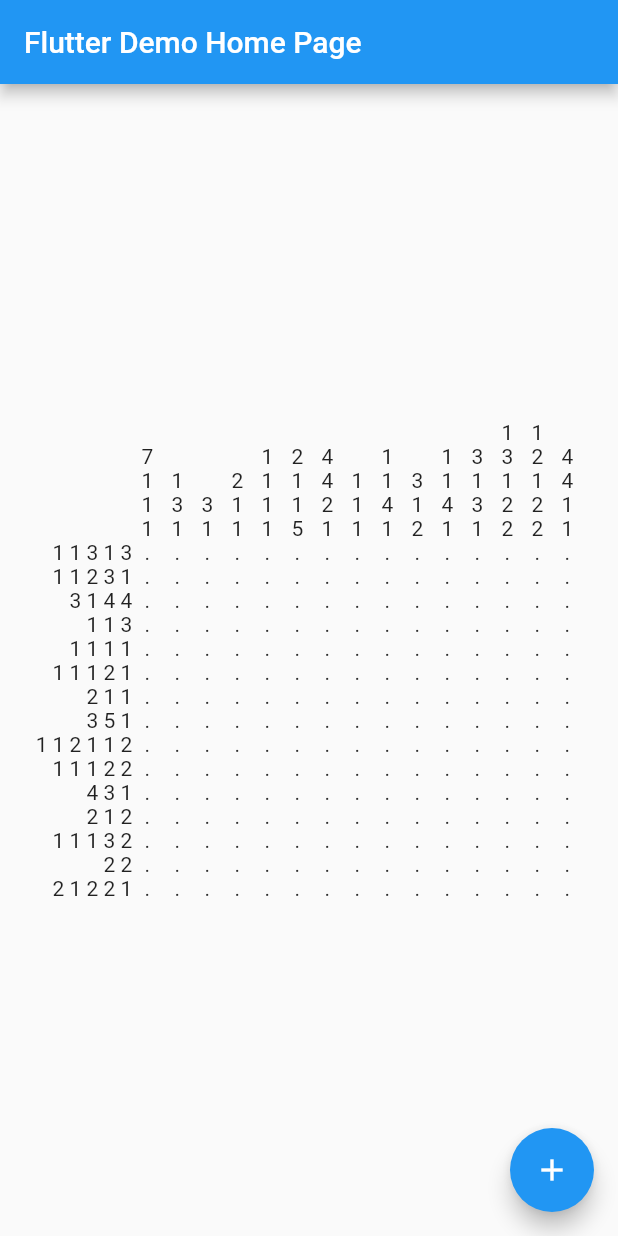
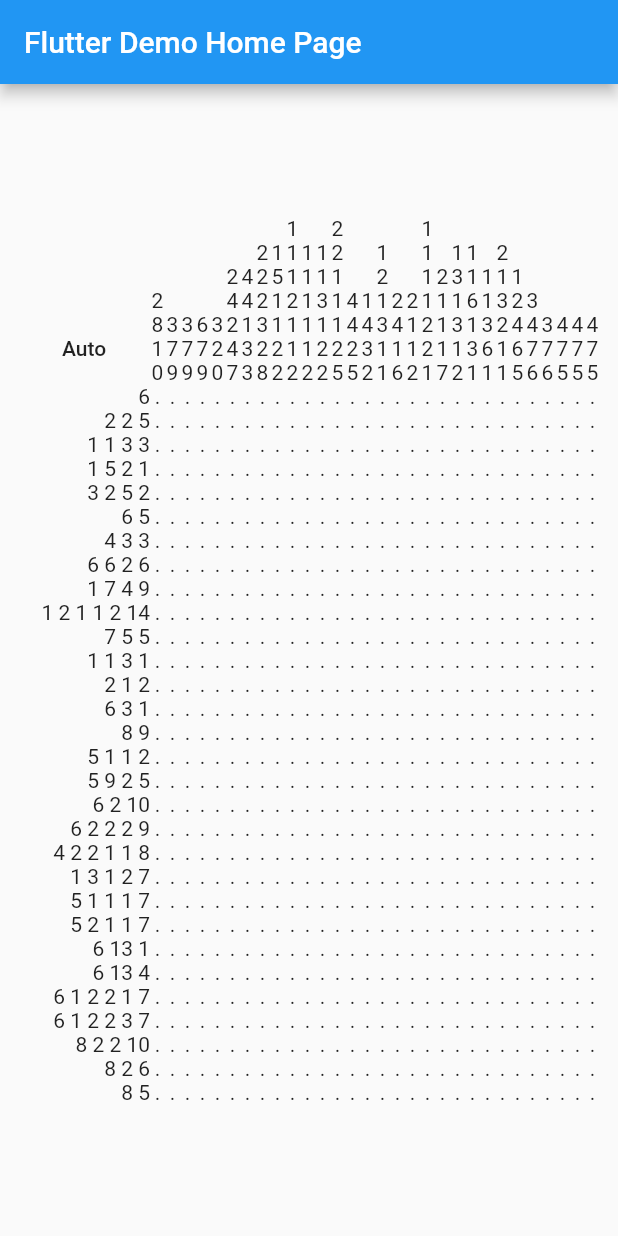
Before and after one commit to Joonsoo/sagaklogic, a Flutter app: the screen it shows after launch, on a phone screen of 412 x 824 dp. Run offline on Flutter 3.47's test engine with Material 2 defaults, Android fonts, the phone set to English and light mode, and no system bars.

```diff
--- a/lib/Board.dart
+++ b/lib/Board.dart
@@ -1,4 +1,6 @@
 import 'dart:math';
+
+import 'package:sagaklogic/SolveHelper.dart';
 
 enum CellState { Empty, Filled, Never }
 
@@ -21,6 +23,16 @@ class Board {
     for (int i = 1; i < rows; i++) {
       if (configuration[i].length != cols)
         throw new Exception("Non-square configuration");
+    }
+  }
+
+  Board.fromStrings(List<String> board) {
+    rows = board.length;
+    cols = board[0].length;
+    configuration = List<List<CellState>>(rows);
+    for (int i = 0; i < rows; i++) {
+      if (board[i].length != cols) throw Exception("Invalid board");
+      configuration[i] = ConcreteLine.fromString(board[i]).line;
     }
   }
 
@@ -124,6 +136,50 @@ class Board {
     }
     return rowStrings.join("\n");
   }
+
+  Line verticalView(int col) => VerticalView(board: this, col: col);
+
+  Line horizontalView(int row) => HorizontalView(board: this, row: row);
+
+  void updateVertical(int col, Line line) {
+    assert(line.length() == rows);
+    for (int i = 0; i < rows; i++) {
+      configuration[i][col] = line[i];
+    }
+  }
+
+  void updateHorizontal(int row, Line line) {
+    assert(line.length() == cols);
+    for (int i = 0; i < cols; i++) {
+      configuration[row][i] = line[i];
+    }
+  }
+}
+
+class VerticalView extends Line {
+  VerticalView({this.board, this.col});
+
+  Board board;
+  int col;
+
+  @override
+  CellState operator [](int index) => board.configuration[index][col];
+
+  @override
+  int length() => board.rows;
+}
+
+class HorizontalView extends Line {
+  HorizontalView({this.board, this.row});
+
+  Board board;
+  int row;
+
+  @override
+  CellState operator [](int index) => board.configuration[row][index];
+
+  @override
+  int length() => board.cols;
 }
 
 class Quiz {
--- a/lib/main.dart
+++ b/lib/main.dart
@@ -2,6 +2,9 @@ import 'dart:math';
 
 import 'package:flutter/material.dart';
 import 'package:sagaklogic/Board.dart';
+import 'package:sagaklogic/samples.dart';
+
+import 'SolveHelper.dart';
 
 void main() => runApp(MyApp());
 
@@ -44,11 +47,7 @@ class MyHomePage extends StatefulWidget {
 
   @override
   _SolvingState createState() {
-    var board = new Board(rows: 15, cols: 15);
-    board.initRandom(Random.secure());
-    print(board.configurationPrettyString());
-
-    return _SolvingState(solution: board);
+    return _SolvingState.fromQuiz(quiz: Samples.kakaodog);
   }
 }
 
@@ -63,18 +62,43 @@ class _SolvingState extends State<MyHomePage> {
     quiz.prettyPrint();
   }
 
-  void _incrementCounter() {
+  _SolvingState.fromQuiz({this.quiz}) {
+    solution = new Board(rows: quiz.rows.length, cols: quiz.cols.length);
+    current = new Board(rows: quiz.rows.length, cols: quiz.cols.length);
+    quiz.prettyPrint();
+  }
+
+  void _showSolution() {
+    SolveHelper helper = SolveHelper(
+        line: ConcreteLine.fromString("     O X O     "),
+        chunks: Chunks(counts: [3, 1, 5]));
+
     setState(() {
-      solution.initRandom(Random.secure());
-      print(solution.configurationPrettyString());
+      //solution.initRandom(Random.secure());
+      // print(solution.configurationPrettyString());
       current.clearBoard();
-      quiz = solution.createQuiz();
+//      current.configuration = solution.configuration;
+//      quiz = solution.createQuiz();
       // This call to setState tells the Flutter framework that something has
       // changed in this State, which causes it to rerun the build method below
       // so that the display can reflect the updated values. If we changed
       // _counter without calling setState(), then the build method would not be
       // called again, and so nothing would appear to happen.
     });
+  }
+
+  void hintOnVertical(int col) {
+    var solvedLine =
+        SolveHelper(line: current.verticalView(col), chunks: quiz.cols[col])
+            .solvedLine;
+    current.updateVertical(col, solvedLine);
+  }
+
+  void hintOnHorizontal(int row) {
+    var solvedLine =
+        SolveHelper(line: current.horizontalView(row), chunks: quiz.rows[row])
+            .solvedLine;
+    current.updateHorizontal(row, solvedLine);
   }
 
   @override
@@ -86,36 +110,75 @@ class _SolvingState extends State<MyHomePage> {
     // fast, so that you can just rebuild anything that needs updating rather
     // than having to individually change instances of widgets.
     List<TableRow> tableRows = List(solution.rows + 1);
-    tableRows[0] = TableRow(
-        children: <Widget>[Text("")] +
-            quiz.cols
-                .map((c) => Text(
-                      c.counts.join("\n"),
-                      textAlign: TextAlign.center,
-                    ))
-                .toList(growable: false));
+
+    List<Widget> verticalHints = List(solution.cols);
+
+    for (int i = 0; i < solution.cols; i++) {
+      verticalHints[i] = InkWell(
+          onTap: () {
+            // vertical column hint 클릭시
+            print("vertical $i hint clicked");
+            setState(() {
+              hintOnVertical(i);
+            });
+          },
+          child: Text(
+            quiz.cols[i].counts.join("\n"),
+            textAlign: TextAlign.center,
+          ));
+    }
+
+    var autoButton = FlatButton(
+        onPressed: () {
+          print("Auto one round!");
+          setState(() {
+            for (int col = 0; col < solution.cols; col++) hintOnVertical(col);
+            for (int row = 0; row < solution.rows; row++) hintOnHorizontal(row);
+          });
+        },
+        child: Text("Auto"));
+
+    tableRows[0] = TableRow(children: <Widget>[autoButton] + verticalHints);
     for (int i = 0; i < solution.rows; i++) {
       var cells = new List<Widget>(solution.cols);
       for (var j = 0; j < solution.cols; j++) {
+        var backColor = (current.configuration[i][j] == CellState.Filled)
+            ? Colors.blue
+            : Colors.transparent;
+        var cellText = Text(Board.cellStateString(current.configuration[i][j]),
+            textAlign: TextAlign.center,
+            style: TextStyle(backgroundColor: backColor));
         cells[j] = InkWell(
             onTap: () {
               setState(() {
                 var state = current.configuration[i][j];
-                if (state == CellState.Filled) {
+                if (state == CellState.Empty) {
+                  current.configuration[i][j] = CellState.Filled;
+                } else if (state == CellState.Filled) {
+                  current.configuration[i][j] = CellState.Never;
+                } else {
                   current.configuration[i][j] = CellState.Empty;
-                } else {
-                  current.configuration[i][j] = CellState.Filled;
                 }
               });
             },
-            child: Text(Board.cellStateString(current.configuration[i][j]),
-                textAlign: TextAlign.center));
+            child: cellText);
       }
 
       var hint = quiz.rows[i].counts.join(" ");
 
       tableRows[i + 1] = TableRow(
-          children: <Widget>[Text(hint, textAlign: TextAlign.right)] + cells);
+          children: <Widget>[
+                InkWell(
+                    onTap: () {
+                      // horizontal row hint 클릭시
+                      print("horizontal $i clicked");
+                      setState(() {
+                        hintOnHorizontal(i);
+                      });
+                    },
+                    child: Text(hint, textAlign: TextAlign.right))
+              ] +
+              cells);
     }
 
     return Scaffold(
@@ -129,15 +192,10 @@ class _SolvingState extends State<MyHomePage> {
         // in the middle of the parent.
         child: Table(
             defaultVerticalAlignment: TableCellVerticalAlignment.bottom,
-            defaultColumnWidth: FixedColumnWidth(20),
+            defaultColumnWidth: FixedColumnWidth(10),
             columnWidths: {0: IntrinsicColumnWidth()},
             children: tableRows),
       ),
-      floatingActionButton: FloatingActionButton(
-        onPressed: _incrementCounter,
-        tooltip: 'Increment',
-        child: Icon(Icons.add),
-      ), // This trailing comma makes auto-formatting nicer for build methods.
     );
   }
 }
--- /dev/null
+++ b/lib/samples.dart
@@ -0,0 +1,187 @@
+import 'package:sagaklogic/Board.dart';
+
+class Samples {
+  static Board metamong = Board.fromStrings([
+    "...OOO....",
+    "..OO..O.OO",
+    ".O.O..OOO.",
+    ".O..O.....",
+    ".O.....O..",
+    ".O.OO.....",
+    "OO...OOOO.",
+    "O.........",
+    "OO........",
+    ".OOO...OOO"
+  ]);
+
+  static Board octopus = Board.fromStrings([
+    ".......OOOOOO..",
+    "......OOOOOOOOO",
+    "OOO..OOOOOOOOOO",
+    "..OO.OOOOOOOOOO",
+    "...O.OOOOOOOOOO",
+//
+    "...O.OOOOOOOOOO",
+    "..OO.O..OO..OO.",
+    ".OO..OO.OOO.OO.",
+    "OO....OOOOOOO..",
+    "OO..OOOOOOOO...",
+//
+    ".OO.....OOOOOO.",
+    "..OO...OOOOOOOO",
+    "O..OOOOOO.OOO.O",
+    "OO...O..O.O.OO.",
+    ".OOOOO.OO.OO.OO",
+  ]);
+
+  static Quiz deer = new Quiz(rows: [
+    Chunks(counts: [5, 9]),
+    Chunks(counts: [3, 3, 3, 1, 1, 3]),
+    Chunks(counts: [2, 2, 2, 2, 2, 1, 1, 2]),
+    Chunks(counts: [4, 6, 1, 6, 1, 1]),
+    Chunks(counts: [4, 3, 1, 10, 2]),
+    //
+    Chunks(counts: [6, 3, 7, 2]),
+    Chunks(counts: [5, 5, 9]),
+    Chunks(counts: [5, 1, 1, 2, 4, 2, 2]),
+    Chunks(counts: [1, 4, 1, 2, 2, 3, 5]),
+    Chunks(counts: [2, 4, 3, 4, 1, 4]),
+    //
+    Chunks(counts: [2, 4, 4, 4, 1, 4]),
+    Chunks(counts: [3, 4, 9, 2, 4]),
+    Chunks(counts: [8, 5, 3, 7]),
+    Chunks(counts: [7, 1, 2, 4, 3, 6]),
+    Chunks(counts: [6, 3, 2, 4, 5]),
+    //
+    Chunks(counts: [3, 1, 1, 1, 6, 3]),
+    Chunks(counts: [14]),
+    Chunks(counts: [1, 10]),
+    Chunks(counts: [14]),
+    Chunks(counts: [1, 1, 14]),
+    //
+    Chunks(counts: [1, 1, 8, 5]),
+    Chunks(counts: [2, 1, 7, 7]),
+    Chunks(counts: [1, 2, 7, 3, 5]),
+    Chunks(counts: [2, 2, 7, 8]),
+    Chunks(counts: [1, 2, 7, 9]),
+    //
+    Chunks(counts: [2, 1, 2, 5, 12]),
+    Chunks(counts: [1, 1, 3, 19]),
+    Chunks(counts: [1, 3, 3, 12, 5]),
+    Chunks(counts: [1, 2, 4, 13, 4]),
+    Chunks(counts: [3, 3, 17]),
+  ], cols: [
+    Chunks(counts: [6, 1, 3]),
+    Chunks(counts: [6, 4, 2, 1]),
+    Chunks(counts: [5, 3, 2]),
+    Chunks(counts: [5, 4, 3, 3]),
+    Chunks(counts: [8, 5, 2, 1, 1, 1]),
+    //
+    Chunks(counts: [15, 1]),
+    Chunks(counts: [2, 13]),
+    Chunks(counts: [1, 1, 8, 1, 7]),
+    Chunks(counts: [3, 2, 2, 2, 14]),
+    Chunks(counts: [2, 2, 2, 3, 5, 4]),
+    //
+    Chunks(counts: [4, 2, 1, 7, 2]),
+    Chunks(counts: [2, 1, 11]),
+    Chunks(counts: [1, 1, 3, 13]),
+    Chunks(counts: [1, 22]),
+    Chunks(counts: [3, 8, 6, 7]),
+    //
+    Chunks(counts: [2, 3, 5, 6, 8]),
+    Chunks(counts: [2, 4, 1, 3, 5, 4, 4]),
+    Chunks(counts: [3, 3, 1, 2, 9, 5]),
+    Chunks(counts: [1, 3, 2, 13, 7]),
+    Chunks(counts: [2, 2, 24]),
+    //
+    Chunks(counts: [1, 4, 23]),
+    Chunks(counts: [1, 7, 12]),
+    Chunks(counts: [2, 4, 4, 9]),
+    Chunks(counts: [1, 4, 7, 8]),
+    Chunks(counts: [3, 3, 4, 4, 2]),
+    //
+    Chunks(counts: [1, 5, 5, 5, 1]),
+    Chunks(counts: [3, 10, 6]),
+    Chunks(counts: [1, 1, 1, 6, 5]),
+    Chunks(counts: [10, 5]),
+    Chunks(counts: [6, 4]),
+    //
+  ]);
+
+  static Quiz kakaodog = new Quiz(rows: [
+    Chunks(counts: [6]),
+    Chunks(counts: [2, 2, 5]),
+    Chunks(counts: [1, 1, 3, 3]),
+    Chunks(counts: [1, 5, 2, 1]),
+    Chunks(counts: [3, 2, 5, 2]),
+    //
+    Chunks(counts: [6, 5]),
+    Chunks(counts: [4, 3, 3]),
+    Chunks(counts: [6, 6, 2, 6]),
+    Chunks(counts: [1, 7, 4, 9]),
+    Chunks(counts: [1, 2, 1, 1, 2, 14]),
+    //
+    Chunks(counts: [7, 5, 5]),
+    Chunks(counts: [1, 1, 3, 1]),
+    Chunks(counts: [2, 1, 2]),
+    Chunks(counts: [6, 3, 1]),
+    Chunks(counts: [8, 9]),
+    //
+    Chunks(counts: [5, 1, 1, 2]),
+    Chunks(counts: [5, 9, 2, 5]),
+    Chunks(counts: [6, 2, 10]),
+    Chunks(counts: [6, 2, 2, 2, 9]),
+    Chunks(counts: [4, 2, 2, 1, 1, 8]),
+    //
+    Chunks(counts: [1, 3, 1, 2, 7]),
+    Chunks(counts: [5, 1, 1, 1, 7]),
+    Chunks(counts: [5, 2, 1, 1, 7]),
+    Chunks(counts: [6, 13, 1]),
+    Chunks(counts: [6, 13, 4]),
+    //
+    Chunks(counts: [6, 1, 2, 2, 1, 7]),
+    Chunks(counts: [6, 1, 2, 2, 3, 7]),
+    Chunks(counts: [8, 2, 2, 10]),
+    Chunks(counts: [8, 2, 6]),
+    Chunks(counts: [8, 5]),
+    //
+  ], cols: [
+    Chunks(counts: [2, 8, 10]),
+    Chunks(counts: [3, 7, 9]),
+    Chunks(counts: [3, 7, 9]),
+    Chunks(counts: [6, 7, 9]),
+    Chunks(counts: [3, 20]),
+    //
+    Chunks(counts: [2, 4, 2, 4, 7]),
+    Chunks(counts: [4, 4, 1, 3, 3]),
+    Chunks(counts: [2, 2, 2, 3, 2, 8]),
+    Chunks(counts: [1, 5, 1, 1, 2, 2]),
+    Chunks(counts: [1, 1, 1, 2, 1, 1, 2]),
+    //
+    Chunks(counts: [1, 1, 1, 1, 1, 2]),
+    Chunks(counts: [1, 1, 3, 1, 2, 2]),
+    Chunks(counts: [2, 2, 1, 1, 1, 2, 5]),
+    Chunks(counts: [4, 4, 2, 5]),
+    Chunks(counts: [1, 4, 3, 2]),
+    //
+    Chunks(counts: [1, 2, 1, 3, 11]),
+    Chunks(counts: [2, 4, 1, 6]),
+    Chunks(counts: [2, 1, 1, 2]),
+    Chunks(counts: [1, 1, 1, 1, 2, 2, 1]),
+    Chunks(counts: [2, 1, 1, 1, 7]),
+    //
+    Chunks(counts: [1, 3, 1, 3, 1, 2]),
+    Chunks(counts: [1, 1, 6, 1, 3, 1]),
+    Chunks(counts: [1, 1, 3, 6, 1]),
+    Chunks(counts: [2, 1, 3, 2, 11]),
+    Chunks(counts: [1, 2, 4, 6, 5]),
+    //
+    Chunks(counts: [3, 4, 7, 6]),
+    Chunks(counts: [3, 7, 6]),
+    Chunks(counts: [4, 7, 5]),
+    Chunks(counts: [4, 7, 5]),
+    Chunks(counts: [4, 7, 5]),
+    //
+  ]);
+}
```
Also changed, not shown: lib/SolveHelper.dart (added, +274 -0 lines).
